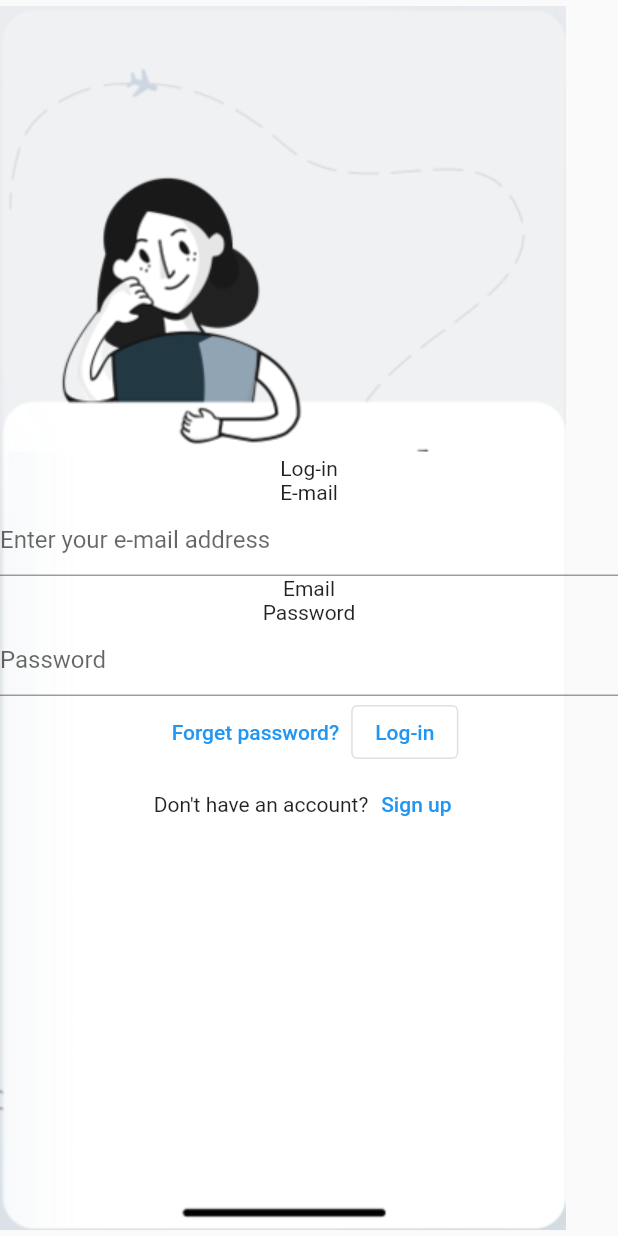
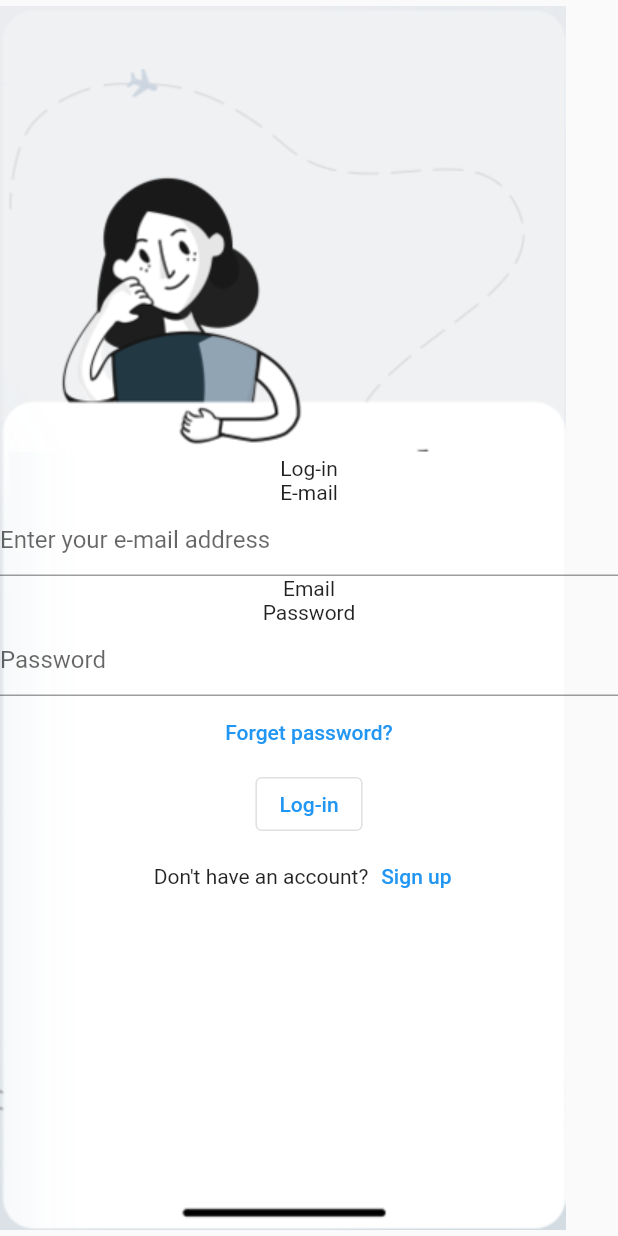
Before and after one commit to amigosilo/Login_Screen, a Flutter app: the screen it shows after launch, on a phone screen of 412 x 824 dp. Run offline on Flutter 3.47's test engine with Material 2 defaults, Android fonts, the phone set to English and light mode, and no system bars.

Commit message:
Realign changes

```diff
--- a/lib/screen1.dart
+++ b/lib/screen1.dart
@@ -90,11 +90,14 @@ class _MyHomePageState extends State<MyHomePage> {
                           'Forget password?',
                         ),
                       ),
+                    ],
+                  ),
+                  Row(
+                    mainAxisAlignment: MainAxisAlignment.center,
+                    children: [
                       OutlinedButton(
                         onPressed: () {},
-                        child: const Text(
-                          'Log-in',
-                        ),
+                        child: const Text('Log-in'),
                       ),
                     ],
                   ),
```
